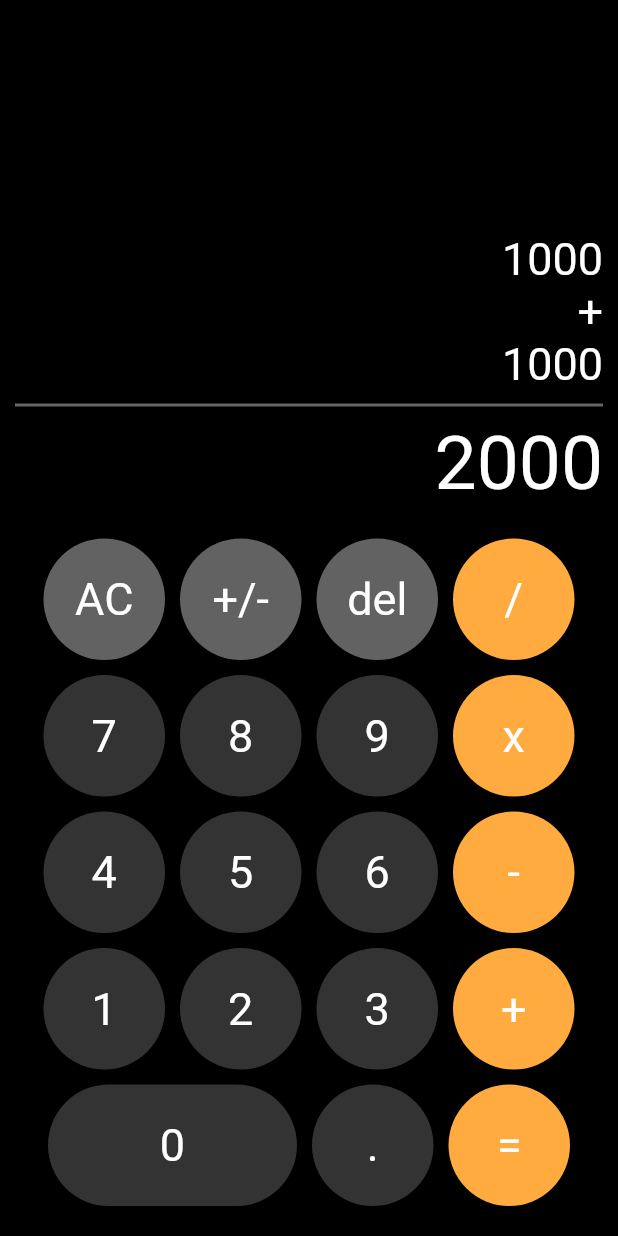
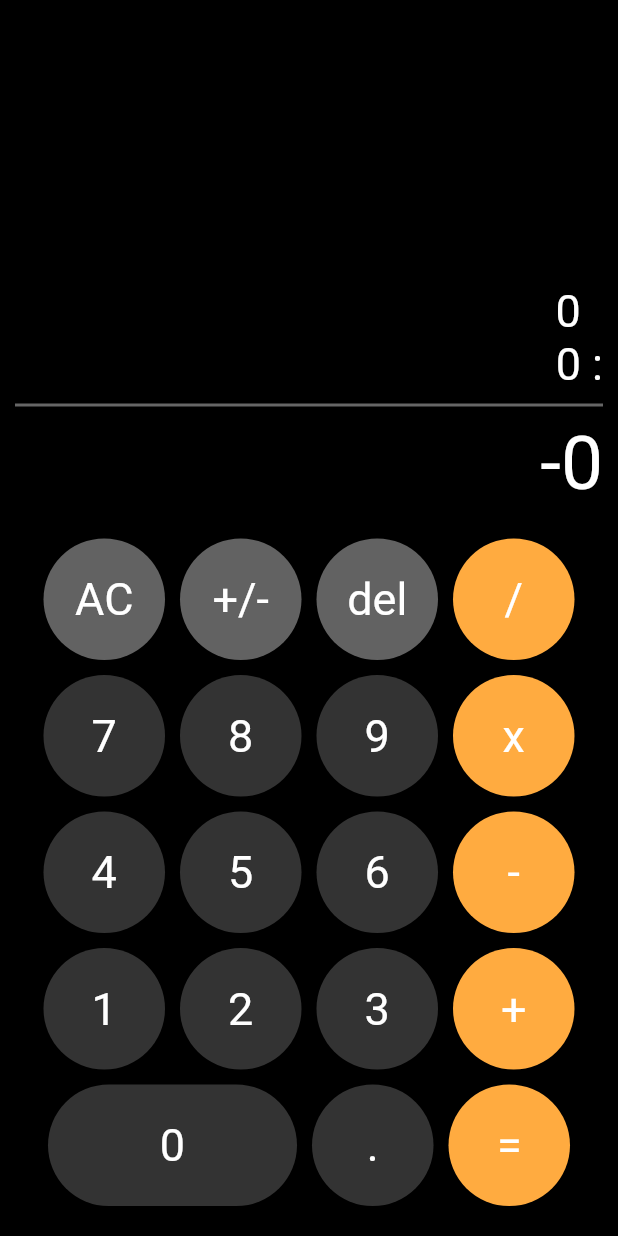
Before and after one commit to max005500/calculator, a Flutter app: the screen it shows after launch, after a tap on "+/-", on a phone screen of 412 x 824 dp. Run offline on Flutter 3.47's test engine with Material 2 defaults, Android fonts, the phone set to English and light mode, and no system bars; our stand-ins replace bloc, flutter_bloc.

Commit message:
all things

```diff
--- /dev/null
+++ b/lib/bloc/calculator/calculator_bloc.dart
@@ -0,0 +1,97 @@
+import 'package:bloc/bloc.dart';
+import 'package:calculator/model/mat_model.dart';
+import 'package:meta/meta.dart';
+
+part 'calculator_event.dart';
+part 'calculator_state.dart';
+
+class CalculatorBloc extends Bloc<CalculatorEvent, CalculatorState> {
+  CalculatorBloc() : super((CalculatorInitialState())) {
+    on<ResetAC>((event, emit) => emit(CalculatorInitialState()));
+    on<AddNumber>(
+        (event, emit) => emit(CalculatorSetState(_addNumber(event.number))));
+    on<SetOpertion>(
+        (event, emit) => emit(CalculatorSetState(_opertaion(event.operation))));
+    on<MathResult>(
+      (event, emit) => emit(CalculatorSetState(_resultado())),
+    );
+    on<ChangeSign>(
+      (event, emit) => emit(CalculatorSetState(_changeSign())),
+    );
+    on<DeleteLastEntry>(
+      (event, emit) => emit(CalculatorSetState(_deleteLastEntry())),
+    );
+  }
+  MathModel get mathState => state.maths!;
+
+  MathModel _changeSign() {
+    return mathState.mathResult.contains('-')
+        ? mathState.copywith(
+            mathResult: mathState.mathResult.replaceFirst('-', ''))
+        : mathState.copywith(mathResult: '-' + mathState.mathResult);
+  }
+
+  MathModel _addNumber(String val) {
+    if (mathState.mathResult.contains('.') && val == '.')
+      return mathState.copywith(
+          mathResult: mathState.mathResult.replaceAll('.', val));
+
+    return val != '.' &&
+            (mathState.mathResult == '0' || mathState.mathResult == '-0')
+        ? mathState.copywith(
+            mathResult: mathState.mathResult.replaceAll('0', val))
+        : mathState.copywith(mathResult: mathState.mathResult + val);
+  }
+
+  MathModel _opertaion(String val) {
+    final maths = mathState;
+    return maths.copywith(
+        firstNumber: maths.mathResult,
+        opertaion: val,
+        mathResult: '0',
+        secondNumber: '0');
+  }
+
+  MathModel _deleteLastEntry() {
+    if (mathState.mathResult.contains('-')) {
+      return mathState.mathResult.length > 2
+          ? mathState.copywith(
+              mathResult: mathState.mathResult
+                  .substring(0, mathState.mathResult.length - 1))
+          : mathState.copywith(mathResult: '0');
+    } else {
+      return mathState.mathResult.length > 1
+          ? mathState.copywith(
+              mathResult: mathState.mathResult
+                  .substring(0, mathState.mathResult.length - 1))
+          : mathState.copywith(mathResult: '0');
+    }
+  }
+
+  MathModel _resultado() {
+    final double result;
+    switch (mathState.opertaion) {
+      case "x":
+        result = double.parse(mathState.firstNumber) *
+            double.parse(mathState.mathResult);
+        return mathState.copywith(
+            mathResult: '$result', secondNumber: mathState.mathResult);
+      case "/":
+        result = double.parse(mathState.firstNumber) /
+            double.parse(mathState.mathResult);
+        return mathState.copywith(
+            mathResult: '$result', secondNumber: mathState.mathResult);
+      case "-":
+        result = double.parse(mathState.firstNumber) -
+            double.parse(mathState.mathResult);
+        return mathState.copywith(
+            mathResult: '$result', secondNumber: mathState.mathResult);
+      case "+":
+        result = double.parse(mathState.firstNumber) +
+            double.parse(mathState.mathResult);
+        return mathState.copywith(
+            mathResult: '$result', secondNumber: mathState.mathResult);
+    }
+    return mathState;
+  }
+}
--- /dev/null
+++ b/lib/bloc/calculator/calculator_event.dart
@@ -0,0 +1,22 @@
+part of 'calculator_bloc.dart';
+
+@immutable
+abstract class CalculatorEvent {}
+
+class AddNumber extends CalculatorEvent {
+  final String number;
+  AddNumber(this.number);
+}
+
+class SetOpertion extends CalculatorEvent {
+  final String operation;
+  SetOpertion(this.operation);
+}
+
+class ResetAC extends CalculatorEvent {}
+
+class MathResult extends CalculatorEvent {}
+
+class ChangeSign extends CalculatorEvent {}
+
+class DeleteLastEntry extends CalculatorEvent {}
--- /dev/null
+++ b/lib/bloc/calculator/calculator_state.dart
@@ -0,0 +1,25 @@
+part of 'calculator_bloc.dart';
+
+@immutable
+abstract class CalculatorState {
+  final MathModel? maths;
+  const CalculatorState({this.maths});
+}
+
+class CalculatorInitialState extends CalculatorState {
+  CalculatorInitialState()
+      : super(
+            maths: new MathModel(
+                mathResult: '0',
+                firstNumber: '0',
+                secondNumber: '0',
+                opertaion: ':'));
+}
+
+class CalculatorSetState extends CalculatorState {
+  final MathModel newMath;
+  const CalculatorSetState(this.newMath)
+      : super(
+          maths: newMath,
+        );
+}
--- a/lib/main.dart
+++ b/lib/main.dart
@@ -1,7 +1,23 @@
+import 'package:calculator/bloc/calculator/calculator_bloc.dart';
 import 'package:calculator/screens/calculator_screen.dart';
 import 'package:flutter/material.dart';
+import 'package:flutter_bloc/flutter_bloc.dart';
 
-void main() => runApp(MyApp());
+void main() => runApp(const AppState());
+
+class AppState extends StatelessWidget {
+  const AppState({super.key});
+
+  @override
+  Widget build(BuildContext context) {
+    return MultiBlocProvider(
+      providers: [
+        BlocProvider<CalculatorBloc>(create: (_) => CalculatorBloc())
+      ],
+      child: MyApp(),
+    );
+  }
+}
 
 class MyApp extends StatelessWidget {
   @override
--- /dev/null
+++ b/lib/model/mat_model.dart
@@ -0,0 +1,25 @@
+class MathModel {
+  final String mathResult;
+  final String firstNumber;
+  final String secondNumber;
+  final String opertaion;
+
+  MathModel({
+    required this.mathResult,
+    required this.firstNumber,
+    required this.secondNumber,
+    required this.opertaion,
+  });
+  MathModel copywith({
+    String? mathResult,
+    String? firstNumber,
+    String? secondNumber,
+    String? opertaion,
+  }) =>
+      MathModel(
+        mathResult: mathResult ?? this.mathResult,
+        firstNumber: firstNumber ?? this.firstNumber,
+        secondNumber: secondNumber ?? this.secondNumber,
+        opertaion: opertaion ?? this.opertaion,
+      );
+}
--- a/lib/screens/calculator_screen.dart
+++ b/lib/screens/calculator_screen.dart
@@ -1,108 +1,72 @@
+import 'package:calculator/bloc/calculator/calculator_bloc.dart';
+import 'package:flutter/material.dart';
 import 'package:calculator/widgets/widgets.dart';
-import 'package:flutter/material.dart';
+import 'package:flutter_bloc/flutter_bloc.dart';
 
 class CalculatorScreen extends StatelessWidget {
   const CalculatorScreen({super.key});
 
   @override
   Widget build(BuildContext context) {
+    final calculatorBlc = BlocProvider.of<CalculatorBloc>(context);
     return Scaffold(
         body: Padding(
       padding: const EdgeInsets.all(10.0),
       child: Column(
         mainAxisAlignment: MainAxisAlignment.end,
         children: [
-          const SubResult(text: '1000'),
-          const SubResult(text: '+'),
-          const SubResult(text: '1000'),
-          Divider(
-            thickness: 2,
-            height: 20,
-            color: Colors.white.withOpacity(0.4),
-          ),
-          const MainResult(text: '2000'),
+          const ResultWidget(),
           ButtomsRow(
             text1: 'AC',
             text2: '+/-',
             text3: 'del',
             text4: '/',
             bgColor: Colors.white38,
+            onPress1: () => calculatorBlc.add(ResetAC()),
+            onPress2: () => calculatorBlc.add(ChangeSign()),
+            onPress3: () => calculatorBlc.add(DeleteLastEntry()),
+            onPress4: () => calculatorBlc.add(SetOpertion('/')),
           ),
           ButtomsRow(
             text1: '7',
             text2: '8',
             text3: '9',
             text4: 'x',
+            onPress1: () => calculatorBlc.add(AddNumber('7')),
+            onPress2: () => calculatorBlc.add(AddNumber('8')),
+            onPress3: () => calculatorBlc.add(AddNumber('9')),
+            onPress4: () => calculatorBlc.add(SetOpertion('x')),
           ),
           ButtomsRow(
             text1: '4',
             text2: '5',
             text3: '6',
             text4: '-',
+            onPress1: () => calculatorBlc.add(AddNumber('4')),
+            onPress2: () => calculatorBlc.add(AddNumber('5')),
+            onPress3: () => calculatorBlc.add(AddNumber('6')),
+            onPress4: () => calculatorBlc.add(SetOpertion('-')),
           ),
           ButtomsRow(
             text1: '1',
             text2: '2',
             text3: '3',
             text4: '+',
+            onPress1: () => calculatorBlc.add(AddNumber('1')),
+            onPress2: () => calculatorBlc.add(AddNumber('2')),
+            onPress3: () => calculatorBlc.add(AddNumber('3')),
+            onPress4: () => calculatorBlc.add(SetOpertion('+')),
           ),
           ButtomsRow(
             text3: '.',
             text4: '=',
             big: true,
+            onPress1: () => calculatorBlc.add(AddNumber('0')),
+            onPress3: () => calculatorBlc.add(AddNumber('.')),
+            onPress4: () => calculatorBlc.add(MathResult()),
           ),
         ],
       ),
     ));
   }
 }
-
-class ButtomsRow extends StatelessWidget {
-  final String? text1;
-  final String? text2;
-  final String? text3;
-  final String? text4;
-  final Color? bgColor;
-  final bool big;
-  const ButtomsRow(
-      {super.key,
-      this.text1,
-      this.text2,
-      this.text3,
-      this.text4,
-      this.bgColor,
-      this.big = false});
-
-  @override
-  Widget build(BuildContext context) {
-    return Row(
-      mainAxisAlignment: MainAxisAlignment.center,
-      children: [
-        if (big == false) ...[
-          CalculatorButtom(
-            text: text1!,
-            onPress: () => {},
-            bgColor: bgColor,
-          ),
-          CalculatorButtom(
-            text: text2!,
-            onPress: () => {},
-            bgColor: bgColor,
-          ),
-        ] else ...[
-          CalculatorButtom(text: '0', onPress: () => {}, big: true),
-        ],
-        CalculatorButtom(
-          text: text3!,
-          onPress: () => {},
-          bgColor: bgColor,
-        ),
-        CalculatorButtom(
-          text: text4!,
-          onPress: () => {},
-          bgColor: Colors.orangeAccent,
-        ),
-      ],
-    );
-  }
-}
--- /dev/null
+++ b/lib/widgets/buttons_row.dart
@@ -0,0 +1,60 @@
+import 'package:calculator/widgets/calc_buttom.dart';
+import 'package:flutter/material.dart';
+
+class ButtomsRow extends StatelessWidget {
+  final String? text1;
+  final String? text2;
+  final String? text3;
+  final String? text4;
+  final Color? bgColor;
+  final bool big;
+  final void Function()? onPress1;
+  final void Function()? onPress2;
+  final void Function()? onPress3;
+  final void Function()? onPress4;
+  const ButtomsRow(
+      {super.key,
+      this.text1,
+      this.text2,
+      this.text3,
+      this.text4,
+      this.onPress1,
+      this.onPress2,
+      this.onPress3,
+      this.onPress4,
+      this.bgColor,
+      this.big = false});
+
+  @override
+  Widget build(BuildContext context) {
+    return Row(
+      mainAxisAlignment: MainAxisAlignment.center,
+      children: [
+        if (big == false) ...[
+          CalculatorButtom(
+            text: text1!,
+            onPress: onPress1!,
+            bgColor: bgColor,
+          ),
+          CalculatorButtom(
+            text: text2!,
+            onPress: onPress2!,
+            bgColor: bgColor,
+          ),
+        ] else ...[
+          CalculatorButtom(text: '0', onPress: onPress1!, big: true),
+        ],
+        CalculatorButtom(
+          text: text3!,
+          onPress: onPress3!,
+          bgColor: bgColor,
+        ),
+        CalculatorButtom(
+          text: text4!,
+          onPress: onPress4!,
+          bgColor: Colors.orangeAccent,
+        ),
+      ],
+    );
+  }
+}
--- /dev/null
+++ b/lib/widgets/results_labels.dart
@@ -0,0 +1,28 @@
+import 'package:calculator/bloc/calculator/calculator_bloc.dart';
+import 'package:flutter/material.dart';
+import 'package:calculator/widgets/sub_result.dart';
+import 'package:calculator/widgets/main_result.dart';
+import 'package:flutter_bloc/flutter_bloc.dart';
+
+class ResultWidget extends StatelessWidget {
+  const ResultWidget({super.key});
+
+  @override
+  Widget build(BuildContext context) {
+    return BlocBuilder<CalculatorBloc, CalculatorState>(
+      builder: (context, state) => Column(
+        children: [
+          SubResult(text: '${state.maths?.firstNumber}  '),
+          SubResult(
+              text: '${state.maths?.secondNumber} ${state.maths?.opertaion}'),
+          Divider(
+            thickness: 2,
+            height: 20,
+            color: Colors.white.withOpacity(0.4),
+          ),
+          MainResult(text: state.maths?.mathResult ?? ''),
+        ],
+      ),
+    );
+  }
+}
--- a/lib/widgets/sub_result.dart
+++ b/lib/widgets/sub_result.dart
@@ -7,7 +7,6 @@ class SubResult extends StatelessWidget {
   @override
   Widget build(BuildContext context) {
     return Container(
-      width: double.infinity,
       alignment: Alignment.centerRight,
       child: Text(
         text,
--- a/lib/widgets/widgets.dart
+++ b/lib/widgets/widgets.dart
@@ -1,3 +1,2 @@
-export 'package:calculator/widgets/sub_result.dart';
-export 'package:calculator/widgets/main_result.dart';
-export 'package:calculator/widgets/calc_buttom.dart';
+export 'package:calculator/widgets/results_labels.dart';
+export 'package:calculator/widgets/buttons_row.dart';
--- a/pubspec.yaml
+++ b/pubspec.yaml
@@ -35,6 +35,8 @@ dependencies:
   # The following adds the Cupertino Icons font to your application.
   # Use with the CupertinoIcons class for iOS style icons.
   cupertino_icons: ^1.0.2
+  bloc: ^8.1.1
+  flutter_bloc: ^8.1.2
 
 dev_dependencies:
   flutter_test:
```
Also changed, not shown: pubspec.lock.
